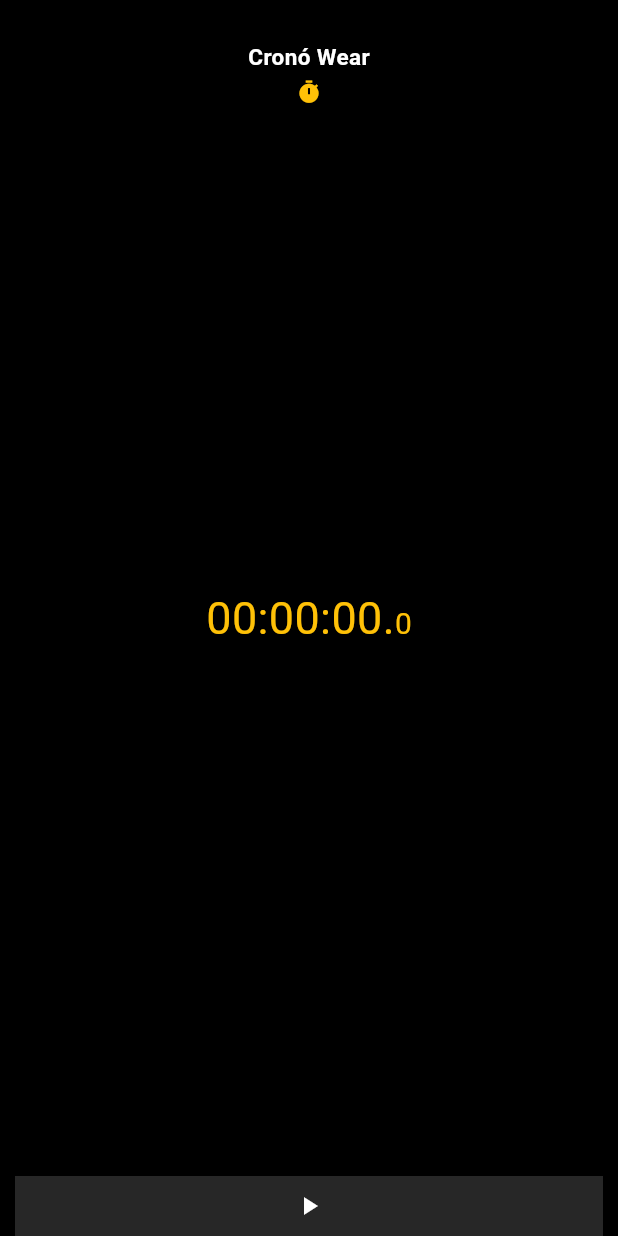
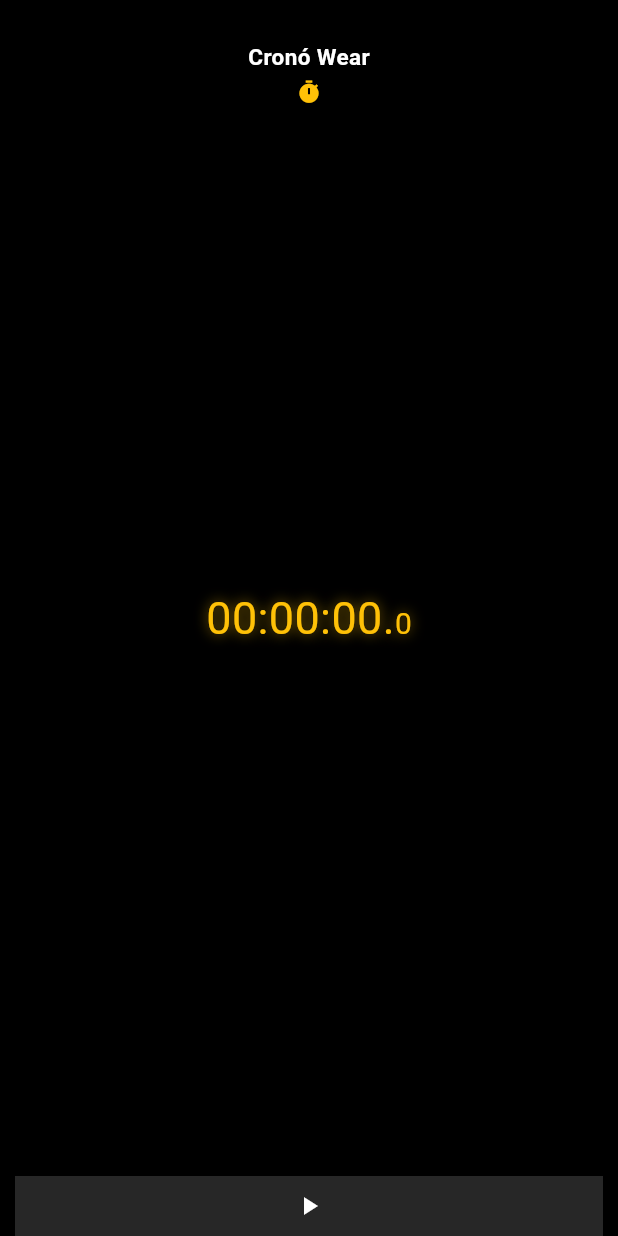
Before and after one commit to ChrisAlegria/Crono-Wear, a Flutter app: the screen it shows after launch, on a phone screen of 412 x 824 dp. Run offline on Flutter 3.47's test engine with Material 3 defaults, Android fonts, the phone set to English and light mode, and no system bars; missing offline and left inert: wear; Roboto replaces fonts that are missing (Digital).

Commit message:
Fix: Letters Brightnes

```diff
--- a/lib/main.dart
+++ b/lib/main.dart
@@ -110,6 +110,8 @@ class _TimerScreenState extends State<TimerScreen> {
                           shadows: [
                             Shadow(
                               blurRadius: 10.0,
+                              color: _currentColor
+                                  .withOpacity(0.6), // Neon glow color
                               offset: Offset(0, 0),
                             ),
                           ],
@@ -124,6 +126,8 @@ class _TimerScreenState extends State<TimerScreen> {
                           shadows: [
                             Shadow(
                               blurRadius: 10.0,
+                              color: _currentColor
+                                  .withOpacity(0.6), // Neon glow color
                               offset: Offset(0, 0),
                             ),
                           ],
@@ -220,7 +224,7 @@ class _TimerScreenState extends State<TimerScreen> {
   Color _getNextColor(Color currentColor) {
     List<Color> colorList = [
       Color.fromARGB(255, 27, 255, 35),
-      Colors.blue,
+      const Color.fromARGB(255, 33, 215, 243),
       const Color.fromARGB(255, 198, 38, 226),
       const Color.fromARGB(255, 255, 25, 9),
       const Color.fromARGB(255, 255, 199, 29),
```
